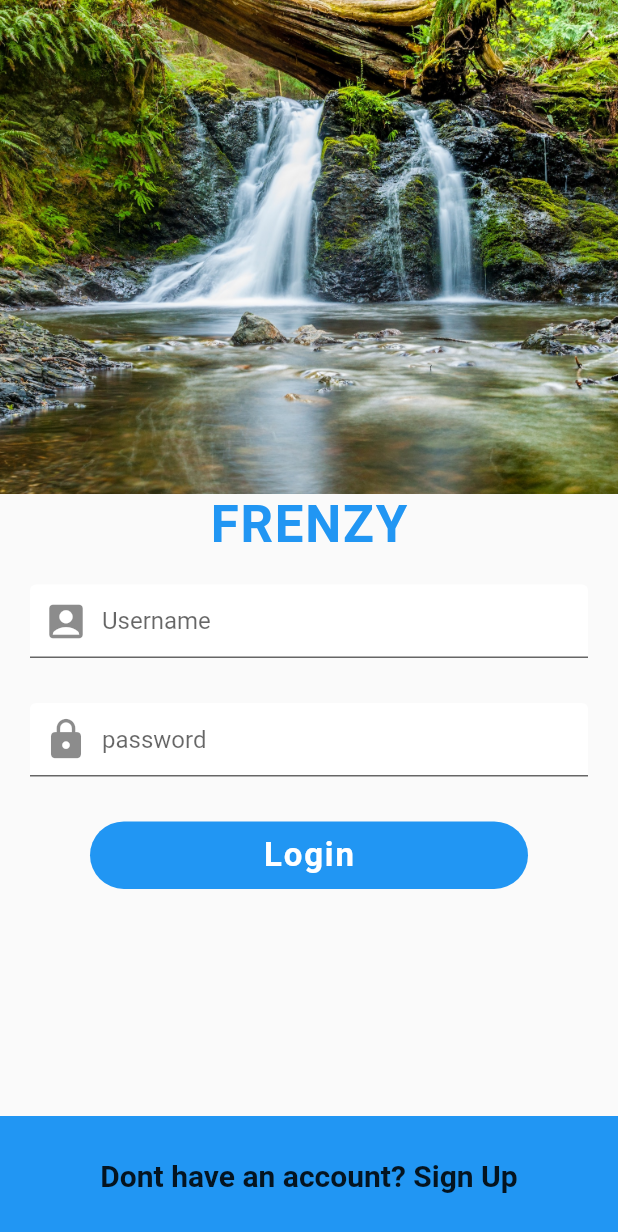
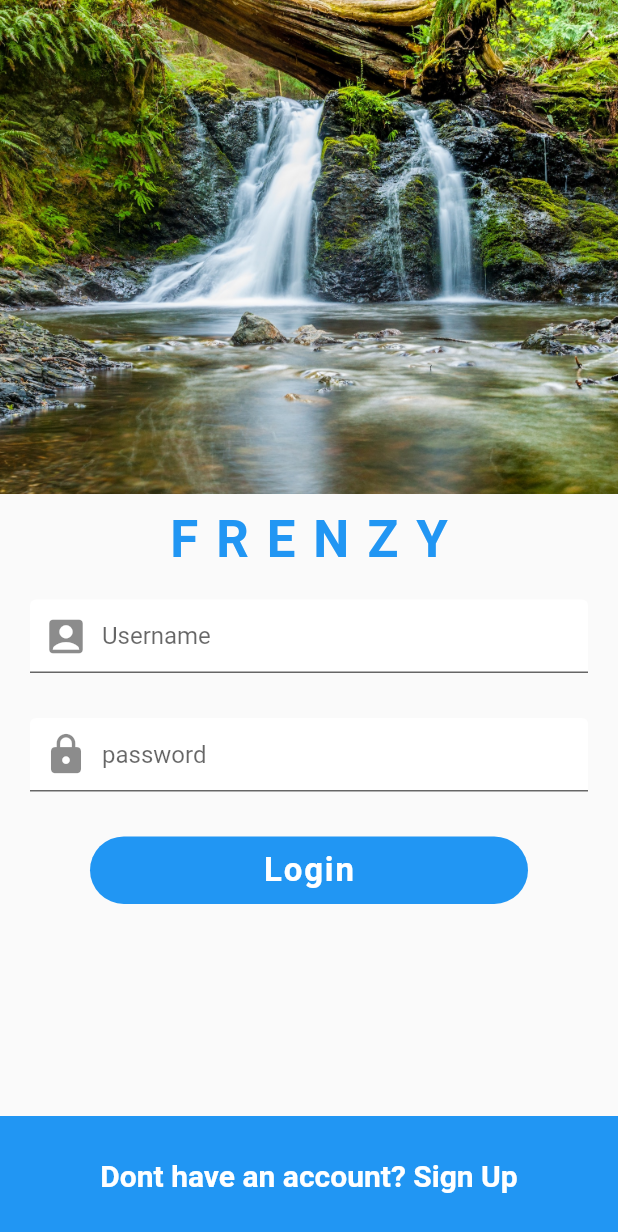
Before and after one commit to aximilli1212/flutter-googles, a Flutter app: the screen it shows after launch, on a phone screen of 412 x 824 dp. Shown: the top 1232 px of the screen. Run offline on Flutter 3.47's test engine with Material 2 defaults, Android fonts, the phone set to English and light mode, and no system bars; our stand-ins replace animated_text_kit, audioplayers, cloud_firestore, firebase_auth, flutter_spinkit, font_awesome_flutter and 3 more; accounts and stored records are empty.

Commit message:
add color to base button

```diff
--- a/frenzy_social/lib/screens/login_screen.dart
+++ b/frenzy_social/lib/screens/login_screen.dart
@@ -20,11 +20,12 @@ class _LoginScreenState extends State<LoginScreen> {
                 image: AssetImage('assets/images/login_background.jpg'),
                 fit: BoxFit.cover,
               ),
+              SizedBox(height: 10.0),
               Text('FRENZY',  style: TextStyle(
                 color: Theme.of(context).primaryColor,
                 fontSize: 34.0,
                 fontWeight: FontWeight.bold,
-                letterSpacing: 1.2,
+                letterSpacing: 12,
               ),),
               SizedBox(height:10.0),
               Padding(
@@ -96,6 +97,7 @@ class _LoginScreenState extends State<LoginScreen> {
                       style: TextStyle(
                         fontWeight: FontWeight.w600,
                         fontSize: 20.0,
+                        color: Colors.white,
                       ),
                       ),
                     ),
```
